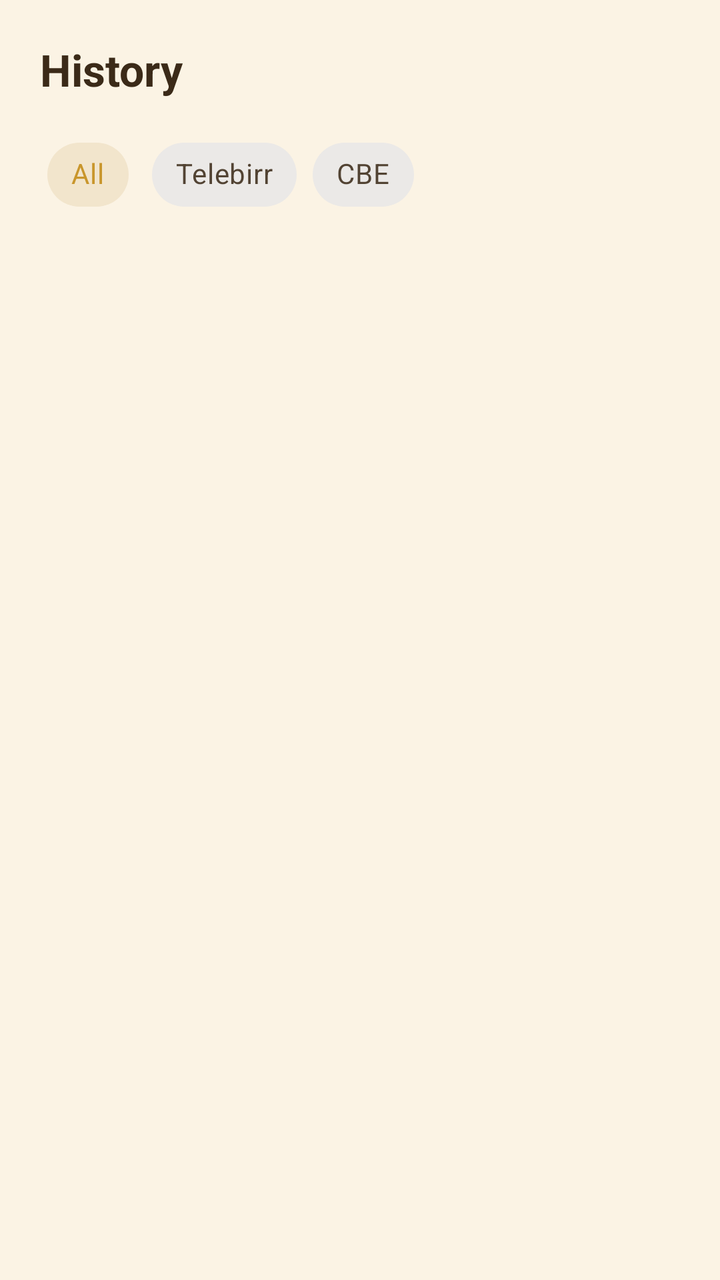
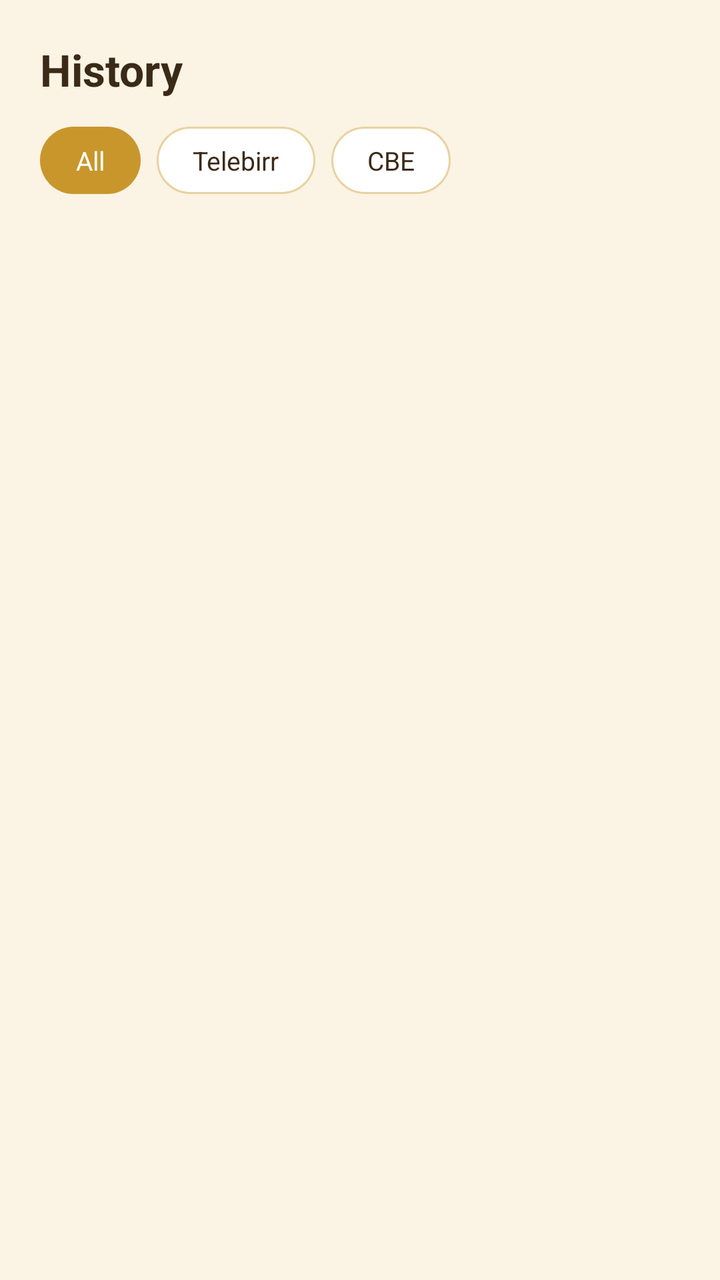

Two renders of the same Android screen: before a commit and after it. Below are the layout's source before the change and the commit's diff.
<!-- AndroidManifest.xml: application theme Theme.IncomeTracker -->
<!-- res/layout/fragment_history.xml -->
<?xml version="1.0" encoding="utf-8"?>
<LinearLayout xmlns:android="http://schemas.android.com/apk/res/android"
    xmlns:app="http://schemas.android.com/apk/res/res-auto"
    android:layout_width="match_parent"
    android:layout_height="match_parent"
    android:orientation="vertical"
    android:background="@color/cream_bg"
    android:padding="20dp">

    <TextView
        android:layout_width="wrap_content"
        android:layout_height="wrap_content"
        android:text="History"
        android:textColor="@color/brown_text"
        android:textSize="22sp"
        android:textStyle="bold"
        android:layout_marginBottom="14dp"/>

    <com.google.android.material.chip.ChipGroup
        android:id="@+id/filterChipGroup"
        android:layout_width="match_parent"
        android:layout_height="wrap_content"
        app:singleSelection="true"
        android:layout_marginBottom="14dp">

        <com.google.android.material.chip.Chip
            android:id="@+id/chipAll"
            style="@style/Widget.MaterialComponents.Chip.Choice"
            android:layout_width="wrap_content"
            android:layout_height="wrap_content"
            android:text="All"
            android:checked="true"
            app:chipBackgroundColor="@color/chip_unselected"
            app:checkedIconVisible="false"/>

        <com.google.android.material.chip.Chip
            android:id="@+id/chipTelebirr"
            style="@style/Widget.MaterialComponents.Chip.Choice"
            android:layout_width="wrap_content"
            android:layout_height="wrap_content"
            android:text="Telebirr"
            app:chipBackgroundColor="@color/chip_unselected"
            app:checkedIconVisible="false"/>

        <com.google.android.material.chip.Chip
            android:id="@+id/chipCbe"
            style="@style/Widget.MaterialComponents.Chip.Choice"
            android:layout_width="wrap_content"
            android:layout_height="wrap_content"
            android:text="CBE"
            app:chipBackgroundColor="@color/chip_unselected"
            app:checkedIconVisible="false"/>
    </com.google.android.material.chip.ChipGroup>

    <androidx.recyclerview.widget.RecyclerView
        android:id="@+id/historyRecyclerView"
        android:layout_width="match_parent"
        android:layout_height="0dp"
        android:layout_weight="1"/>

    <TextView
        android:id="@+id/historyEmptyText"
        android:layout_width="match_parent"
        android:layout_height="wrap_content"
        android:text="Nothing here yet."
        android:textColor="@color/brown_text_soft"
        android:textSize="13sp"
        android:gravity="center"
        android:padding="24dp"
        android:visibility="gone"/>

</LinearLayout>
<!-- resources referenced by this layout -->
<resources>
  <color name="brown_text">#3B2A18</color>
  <color name="brown_text_soft">#7A6650</color>
  <color name="chip_unselected">#F3E6CC</color>
  <color name="cream_bg">#FBF3E4</color>
  <style name="Theme.IncomeTracker" parent="Theme.MaterialComponents.DayNight.NoActionBar">
          <item name="colorPrimary">@color/gold</item>
          <item name="colorPrimaryVariant">@color/gold_deep</item>
          <item name="colorOnPrimary">@color/white</item>
          <item name="colorSecondary">@color/gold_bright</item>
          <item name="colorOnSecondary">@color/black</item>
          <item name="android:colorBackground">@color/cream_bg</item>
          <item name="colorSurface">@color/cream_card</item>
          <item name="colorOnSurface">@color/brown_text</item>
          <item name="colorOnBackground">@color/brown_text</item>
          <item name="android:statusBarColor">@color/cream_bg</item>
          <item name="android:navigationBarColor">@color/cream_card</item>
          <item name="android:windowLightStatusBar" tools:targetApi="m">true</item>
      </style>
  <color name="gold">#C9962C</color>
  <color name="gold_deep">#8A6416</color>
  <color name="white">#FFFFFF</color>
  <color name="gold_bright">#E0AC3F</color>
  <color name="black">#1A1208</color>
  <color name="cream_card">#FFFFFF</color>
</resources>

<!-- the commit's change to res/layout/fragment_history.xml (unified diff, before → after) -->
@@ -16,41 +16,48 @@
         android:textStyle="bold"
         android:layout_marginBottom="14dp"/>
 
-    <com.google.android.material.chip.ChipGroup
-        android:id="@+id/filterChipGroup"
-        android:layout_width="match_parent"
+    <LinearLayout
+        android:id="@+id/filterRow"
+        android:layout_width="wrap_content"
         android:layout_height="wrap_content"
-        app:singleSelection="true"
+        android:orientation="horizontal"
         android:layout_marginBottom="14dp">
 
-        <com.google.android.material.chip.Chip
+        <TextView
             android:id="@+id/chipAll"
-            style="@style/Widget.MaterialComponents.Chip.Choice"
             android:layout_width="wrap_content"
             android:layout_height="wrap_content"
             android:text="All"
-            android:checked="true"
-            app:chipBackgroundColor="@color/chip_unselected"
-            app:checkedIconVisible="false"/>
+            android:textColor="@color/white"
+            android:textSize="13sp"
+            android:paddingHorizontal="18dp"
+            android:paddingVertical="8dp"
+            android:background="@drawable/bg_pill_selected"
+            android:layout_marginEnd="8dp"/>
 
-        <com.google.android.material.chip.Chip
+        <TextView
             android:id="@+id/chipTelebirr"
-            style="@style/Widget.MaterialComponents.Chip.Choice"
             android:layout_width="wrap_content"
             android:layout_height="wrap_content"
             android:text="Telebirr"
-            app:chipBackgroundColor="@color/chip_unselected"
-            app:checkedIconVisible="false"/>
+            android:textColor="@color/brown_text"
+            android:textSize="13sp"
+            android:paddingHorizontal="18dp"
+            android:paddingVertical="8dp"
+            android:background="@drawable/bg_pill_stroke"
+            android:layout_marginEnd="8dp"/>
 
-        <com.google.android.material.chip.Chip
+        <TextView
             android:id="@+id/chipCbe"
-            style="@style/Widget.MaterialComponents.Chip.Choice"
             android:layout_width="wrap_content"
             android:layout_height="wrap_content"
             android:text="CBE"
-            app:chipBackgroundColor="@color/chip_unselected"
-            app:checkedIconVisible="false"/>
-    </com.google.android.material.chip.ChipGroup>
+            android:textColor="@color/brown_text"
+            android:textSize="13sp"
+            android:paddingHorizontal="18dp"
+            android:paddingVertical="8dp"
+            android:background="@drawable/bg_pill_stroke"/>
+    </LinearLayout>
 
     <androidx.recyclerview.widget.RecyclerView
         android:id="@+id/historyRecyclerView"
<!-- resource entries referenced after the edit -->
@@ -2,7 +2,6 @@
 <resources>
   <color name="brown_text">#3B2A18</color>
   <color name="brown_text_soft">#7A6650</color>
-  <color name="chip_unselected">#F3E6CC</color>
   <color name="cream_bg">#FBF3E4</color>
   <style name="Theme.IncomeTracker" parent="Theme.MaterialComponents.DayNight.NoActionBar">
           <item name="colorPrimary">@color/gold</item>
@@ -19,8 +18,22 @@
           <item name="android:windowLightStatusBar" tools:targetApi="m">true</item>
       </style>
   <color name="gold">#C9962C</color>
+  <color name="gold_dim">#E8D2A0</color>
   <color name="gold_deep">#8A6416</color>
   <color name="white">#FFFFFF</color>
+  <!-- drawable bg_pill_selected (drawable) -->
+  <?xml version="1.0" encoding="utf-8"?>
+  <shape xmlns:android="http://schemas.android.com/apk/res/android" android:shape="rectangle">
+      <corners android:radius="24dp"/>
+      <solid android:color="@color/gold"/>
+  </shape>
+  <!-- drawable bg_pill_stroke (drawable) -->
+  <?xml version="1.0" encoding="utf-8"?>
+  <shape xmlns:android="http://schemas.android.com/apk/res/android" android:shape="rectangle">
+      <corners android:radius="24dp"/>
+      <stroke android:width="1dp" android:color="@color/gold_dim"/>
+      <solid android:color="@color/cream_card"/>
+  </shape>
   <color name="gold_bright">#E0AC3F</color>
   <color name="black">#1A1208</color>
   <color name="cream_card">#FFFFFF</color>
